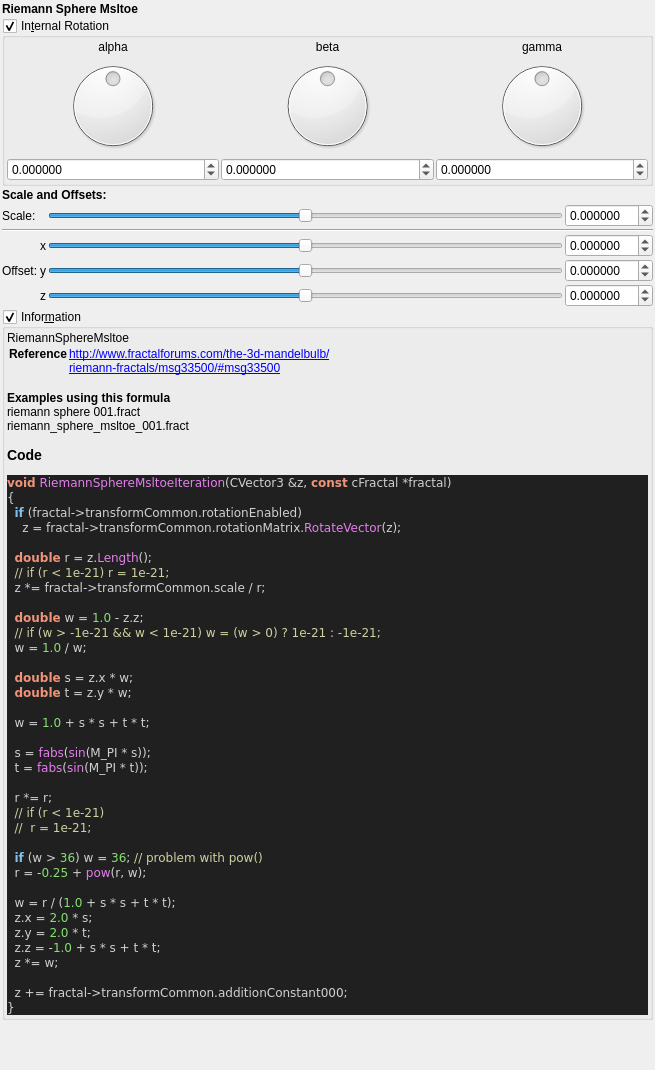
Above: mandelbulber2/qt_data/fractal_riemann_sphere_msltoe.ui from buddhi1980/mandelbulber2 before the change. Below: the same form after it.
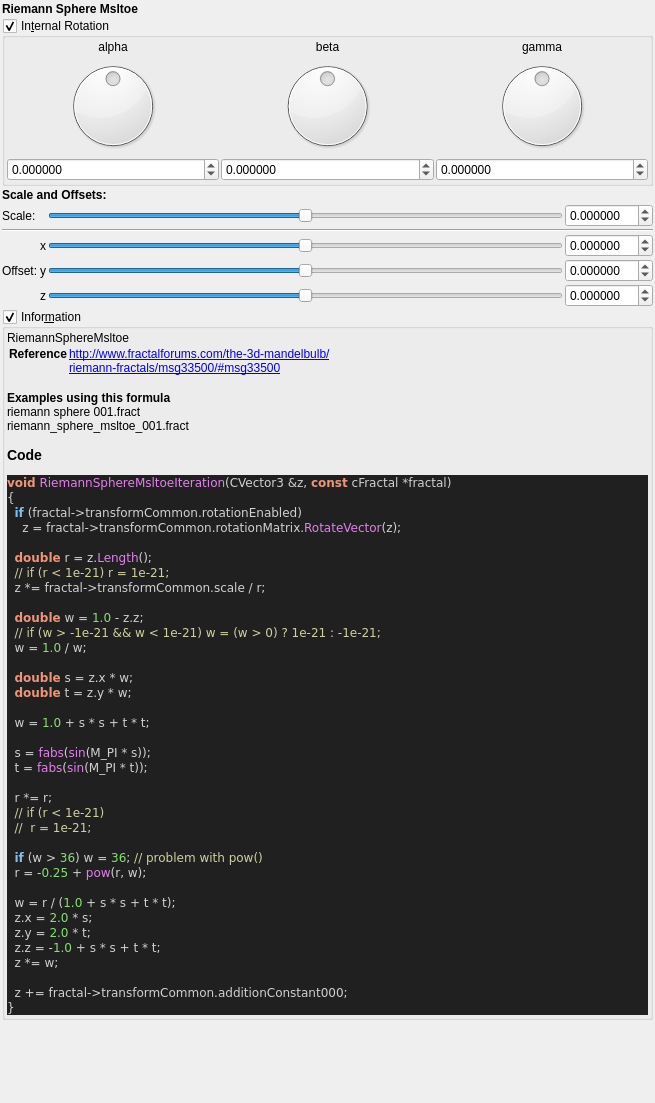
That is the form after the change. Custom widgets are drawn as their Qt base class.

```diff
--- a/mandelbulber2/qt_data/fractal_riemann_sphere_msltoe.ui
+++ b/mandelbulber2/qt_data/fractal_riemann_sphere_msltoe.ui
@@ -7,7 +7,7 @@
     <x>0</x>
     <y>0</y>
     <width>655</width>
-    <height>1070</height>
+    <height>1103</height>
    </rect>
   </property>
   <property name="windowTitle">
```
Left out of the diff: 20 changed lines with no effect on the pictures.
